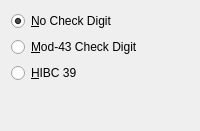
The window that frontend_qt4/grpC39.ui (zint/zint-gpl-only) describes before a commit, drawn with Qt 5.
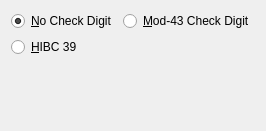
The same window after the commit.

Patch:
```diff
--- a/frontend_qt4/grpC39.ui
+++ b/frontend_qt4/grpC39.ui
@@ -1,11 +1,11 @@
 <ui version="4.0" >
  <class>grpC39</class>
- <widget class="QWidget" name="grpC39" >
-  <property name="geometry" >
+ <widget class="QWidget" name="grpC39">
+  <property name="geometry">
    <rect>
     <x>0</x>
     <y>0</y>
-    <width>200</width>
+    <width>254</width>
     <height>131</height>
    </rect>
   </property>
@@ -14,8 +14,10 @@
   </property>
   <layout class="QVBoxLayout" name="verticalLayout" >
    <item>
-    <widget class="QRadioButton" name="radC39Stand" >
-     <property name="text" >
+    <layout class="QGridLayout" name="gridLayout">
+     <item row="0" column="0">
+      <widget class="QRadioButton" name="radC39Stand">
+       <property name="text">
       <string>&amp;No Check Digit</string>
      </property>
      <property name="checked" >
@@ -23,29 +25,31 @@
      </property>
     </widget>
    </item>
-   <item>
-    <widget class="QRadioButton" name="radC39Check" >
-     <property name="text" >
-      <string>&amp;Mod-43 Check Digit</string>
-     </property>
-    </widget>
-   </item>
-   <item>
-    <widget class="QRadioButton" name="radC39HIBC" >
-     <property name="text" >
+     <item row="1" column="0">
+      <widget class="QRadioButton" name="radC39HIBC">
+       <property name="text">
       <string>&amp;HIBC 39</string>
      </property>
     </widget>
    </item>
+     <item row="0" column="1">
+      <widget class="QRadioButton" name="radC39Check">
+       <property name="text">
+        <string>&amp;Mod-43 Check Digit</string>
+       </property>
+      </widget>
+     </item>
+    </layout>
+   </item>
    <item>
     <spacer name="verticalSpacer" >
      <property name="orientation" >
       <enum>Qt::Vertical</enum>
      </property>
-     <property name="sizeHint" stdset="0" >
+     <property name="sizeHint" stdset="0">
       <size>
        <width>20</width>
-       <height>42</height>
+       <height>40</height>
       </size>
      </property>
     </spacer>
```
Left out of the diff: 13 changed lines with no effect on the pictures. Lines whose indentation alone changed are shown as unchanged.
